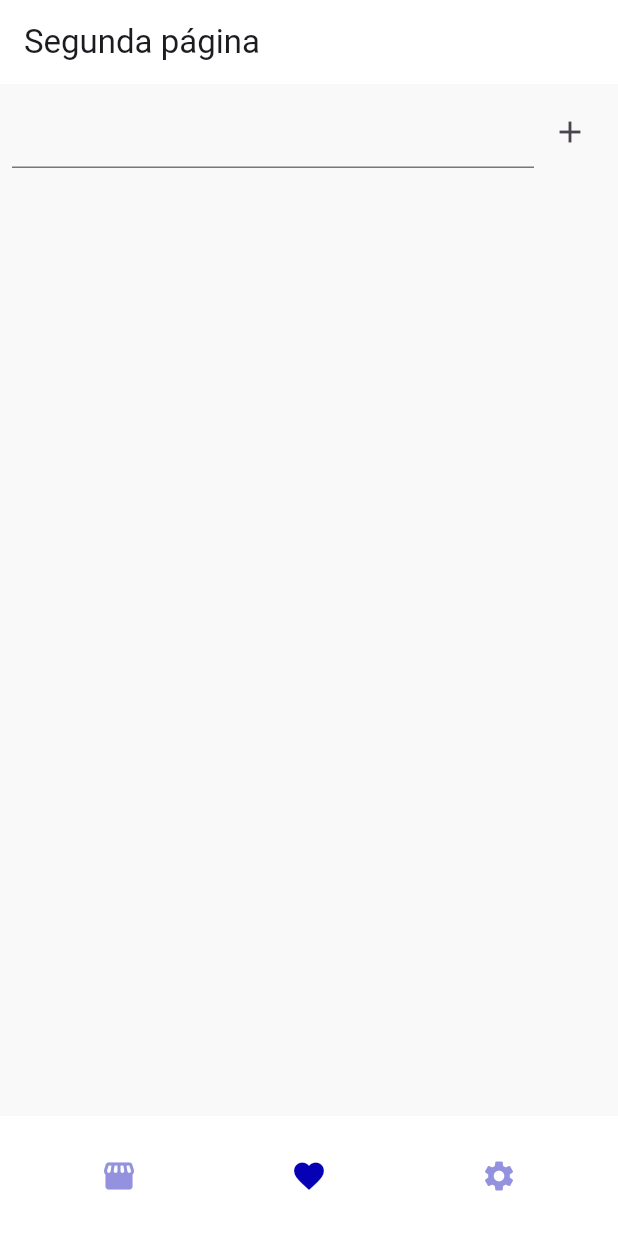
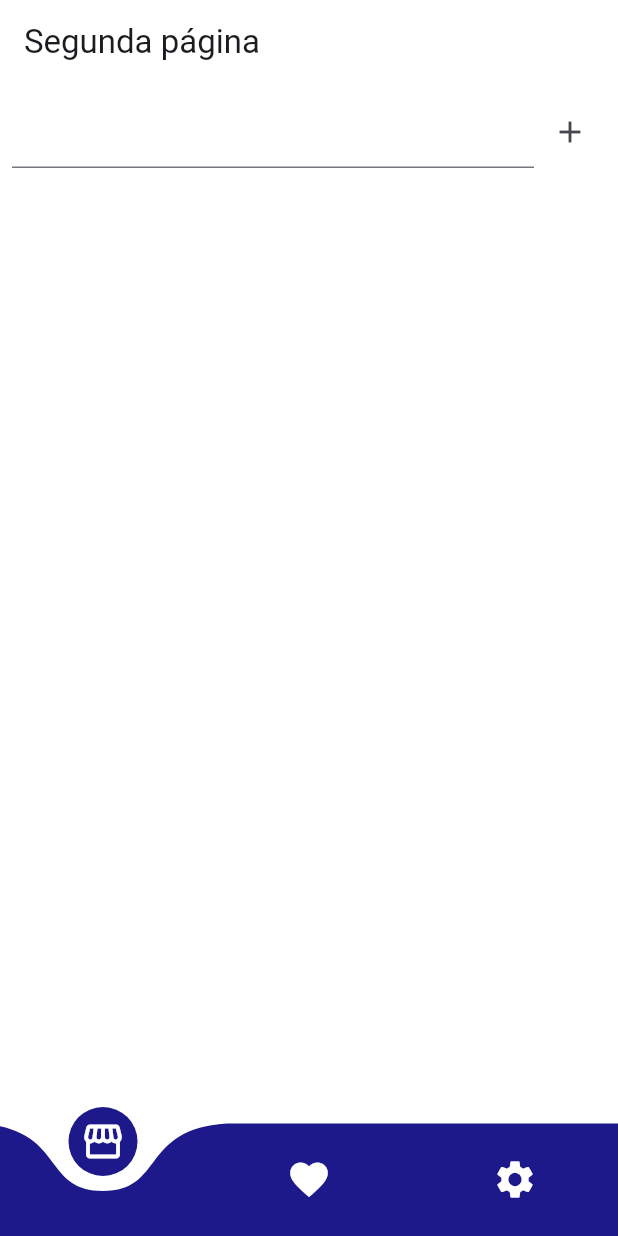
Before and after one commit to dayvsonlsantos/e-flutter, a Flutter app: the screen it shows after launch, on a phone screen of 412 x 824 dp. Run offline on Flutter 3.47's test engine with Material 3 defaults, Android fonts, the phone set to English and light mode, and no system bars; drawn by our look-alikes of curved_navigation_bar.

Commit message:
feat: bottomBar Animada

```diff
--- a/ola_mundo/lib/widgets/navigation_bar_app.dart
+++ b/ola_mundo/lib/widgets/navigation_bar_app.dart
@@ -1,6 +1,7 @@
 import 'package:flutter/material.dart';
 import 'package:ola_mundo/pages/home_page.dart';
 import 'package:ola_mundo/pages/second_page.dart';
+import 'package:curved_navigation_bar/curved_navigation_bar.dart';
 
 /// Flutter code sample for [NavigationBar].
 
@@ -14,13 +15,14 @@ class NavigationBarApp extends StatelessWidget {
     return MaterialApp(
       theme: ThemeData(
         useMaterial3: true,
-          scaffoldBackgroundColor: const Color(0xFFF9F9F9),
+        scaffoldBackgroundColor: const Color(0xFFFFFFFF),
         appBarTheme: const AppBarTheme(
           color: Color(0xFFFFFFFF),
         ),
         bottomAppBarTheme: const BottomAppBarTheme(
-            color: Color(0xFFFFFFFF),
-          )),
+          color: Color.fromARGB(255, 29, 25, 139),
+        ),
+      ),
       home: const NavigationExample(),
     );
   }
@@ -40,62 +42,33 @@ class _NavigationExampleState extends State<NavigationExample> {
   Widget build(BuildContext context) {
     final ThemeData theme = Theme.of(context);
     return Scaffold(
-      bottomNavigationBar: BottomAppBar(
-        color: Theme.of(context).bottomAppBarTheme.color,
-        shape: const CircularNotchedRectangle(),
-        child: Row(
-          mainAxisAlignment: MainAxisAlignment.spaceAround,
-          children: [
-            IconButton(
-              icon: currentPageIndex == 0
-                  ? const Icon(
-                      Icons.storefront_rounded,
-                      color: Color(0xFF0601B4),
-                    )
-                  : const Icon(
-                      Icons.storefront_rounded,
-                      color: Color(0xFF9492DE),
+      bottomNavigationBar: CurvedNavigationBar(
+        color: Theme.of(context).bottomAppBarTheme.color!,
+        backgroundColor: Colors.transparent,
+        buttonBackgroundColor: Theme.of(context).bottomAppBarTheme.color,
+        height: 75,
+        items: const <Widget>[
+          Icon(
+            Icons.storefront,
+            size: 30,
+            color: Color.fromARGB(255, 255, 255, 255),
           ),
-              onPressed: () {
+          Icon(
+            Icons.favorite,
+            size: 30,
+            color: Color.fromARGB(255, 255, 255, 255),
+          ),
+          Icon(
+            Icons.settings,
+            size: 30,
+            color: Color.fromARGB(255, 255, 255, 255),
+          ),
+        ],
+        onTap: (index) {
           setState(() {
-                  currentPageIndex = 0;
+            currentPageIndex = index;
           });
         },
-            ),
-            IconButton(
-              icon: currentPageIndex == 1
-                  ? const Icon(
-                      Icons.favorite,
-                      color: Color(0xFF0601B4),
-                    )
-                  : const Icon(
-                      Icons.favorite,
-                      color: Color(0xFF9492DE),
-                    ),
-              onPressed: () {
-                setState(() {
-                  currentPageIndex = 1;
-                });
-              },
-            ),
-            IconButton(
-              icon: currentPageIndex == 2
-                  ? const Icon(
-                      Icons.settings,
-                      color: Color(0xFF0601B4),
-                    )
-                  : const Icon(
-                      Icons.settings,
-                      color: Color(0xFF9492DE),
-                    ),
-              onPressed: () {
-                setState(() {
-                  currentPageIndex = 2;
-                });
-              },
-            ),
-          ],
-        ),
       ),
       body: <Widget>[
         /// Home page
```
Lines whose indentation alone changed are shown as unchanged.
